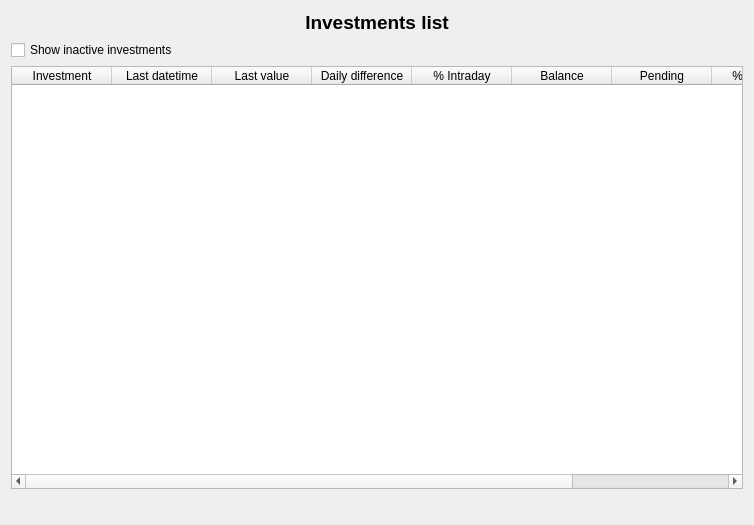
Qt form xulpymoney/ui/wdgInvestments.ui (turulomio/xulpymoney) before a commit.
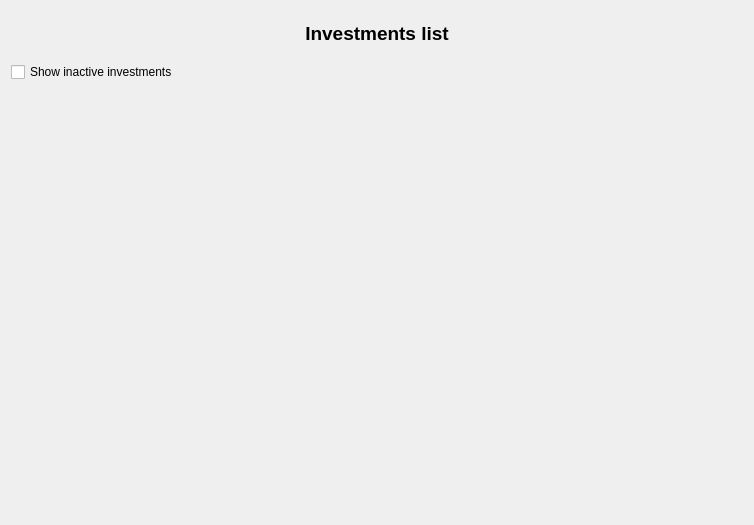
The same form after that commit. Icons and pictures are not drawn. Custom widgets are drawn as their Qt base class.

Diff of the .ui file:
```diff
--- a/xulpymoney/ui/wdgInvestments.ui
+++ b/xulpymoney/ui/wdgInvestments.ui
@@ -40,71 +40,7 @@
         </widget>
        </item>
        <item>
-        <widget class="myQTableWidget" name="tblInvestments">
-         <property name="contextMenuPolicy">
-          <enum>Qt::CustomContextMenu</enum>
-         </property>
-         <property name="editTriggers">
-          <set>QAbstractItemView::NoEditTriggers</set>
-         </property>
-         <property name="alternatingRowColors">
-          <bool>true</bool>
-         </property>
-         <property name="selectionMode">
-          <enum>QAbstractItemView::SingleSelection</enum>
-         </property>
-         <property name="selectionBehavior">
-          <enum>QAbstractItemView::SelectRows</enum>
-         </property>
-         <attribute name="verticalHeaderVisible">
-          <bool>false</bool>
-         </attribute>
-         <column>
-          <property name="text">
-           <string>Investment</string>
-          </property>
-         </column>
-         <column>
-          <property name="text">
-           <string>Last datetime</string>
-          </property>
-         </column>
-         <column>
-          <property name="text">
-           <string>Last value</string>
-          </property>
-         </column>
-         <column>
-          <property name="text">
-           <string>Daily difference</string>
-          </property>
-         </column>
-         <column>
-          <property name="text">
-           <string>% Intraday</string>
-          </property>
-         </column>
-         <column>
-          <property name="text">
-           <string>Balance</string>
-          </property>
-         </column>
-         <column>
-          <property name="text">
-           <string>Pending</string>
-          </property>
-         </column>
-         <column>
-          <property name="text">
-           <string>% Invested</string>
-          </property>
-         </column>
-         <column>
-          <property name="text">
-           <string>% Selling point</string>
-          </property>
-         </column>
-        </widget>
+        <widget class="myQTableWidget" name="mqtwInvestments" native="true"/>
        </item>
       </layout>
      </item>
@@ -311,7 +247,7 @@
  <customwidgets>
   <customwidget>
    <class>myQTableWidget</class>
-   <extends>QTableWidget</extends>
+   <extends>QWidget</extends>
    <header location="global">myqtablewidget</header>
   </customwidget>
  </customwidgets>
```
Left out of the diff: 1 changed line with no effect on the pictures.
